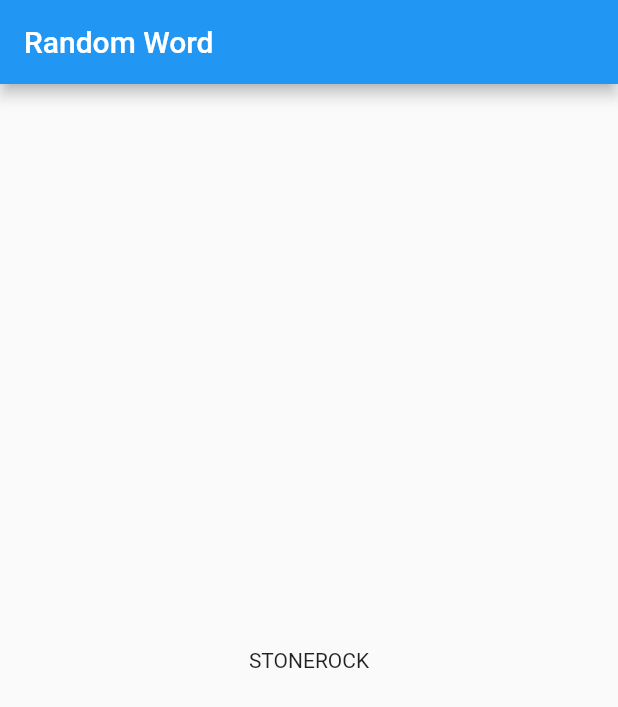
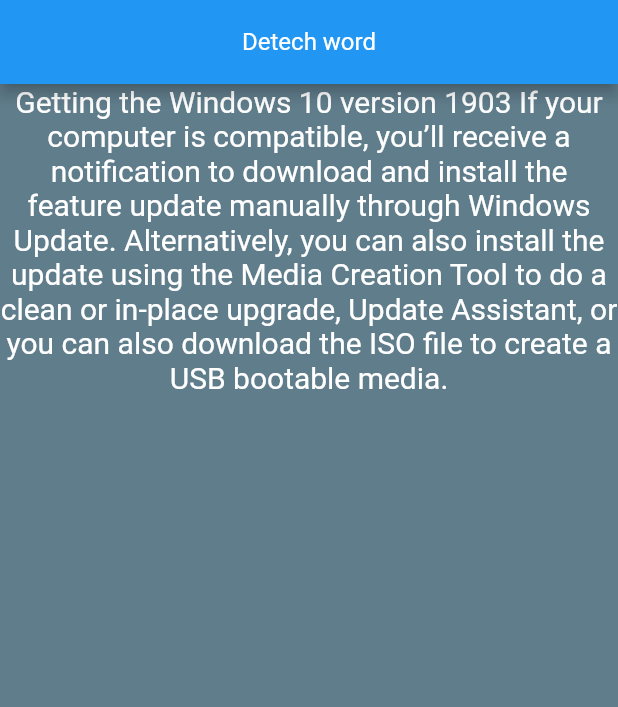
Before and after one commit to hoangduongit1997/Flutter, a Flutter app: the screen it shows after launch, on a phone screen of 412 x 824 dp. Shown: the top 707 px of the screen. Run offline on Flutter 3.47's test engine with Material 2 defaults, Android fonts, the phone set to English and light mode, and no system bars.

Commit message:
Detech word when touch screen

```diff
--- /dev/null
+++ b/lib/fetch_data.dart
@@ -0,0 +1,8 @@
+class FetchData {
+  static String data =
+      "Getting the Windows 10 version 1903 If your computer is compatible, you’ll receive a notification to download and install the feature update manually through Windows Update. Alternatively, you can also install the update using the Media Creation Tool to do a clean or in-place upgrade, Update Assistant, or you can also download the ISO file to create a USB bootable media.";
+  static List<String> ConvertWord(String data) {
+    List<String> temp = data.split(new RegExp(r"[ ]"));
+    return temp;
+  }
+}
--- a/lib/main.dart
+++ b/lib/main.dart
@@ -1,38 +1,120 @@
+import 'package:flutter/gestures.dart';
 import 'package:flutter/material.dart';
-import 'package:english_words/english_words.dart';
+import 'package:flutter/rendering.dart';
+import 'fetch_data.dart';
+
 void main() => runApp(MyApp());
 
 class MyApp extends StatelessWidget {
   @override
   Widget build(BuildContext context) {
-    final word=WordPair.random();
     return MaterialApp(
-      title: 'Random App',
-      home: Scaffold(
-        appBar: AppBar(
-          title: Text('Random Word'),
+      debugShowCheckedModeBanner: false,
+      home: MyHomePage(),
+    );
+  }
+}
+
+class MyHomePage extends StatefulWidget {
+  @override
+  _MyHomePageState createState() => _MyHomePageState();
+}
+
+class _MyHomePageState extends State<MyHomePage> {
+  final GlobalKey<ScaffoldState> _scaffoldKey = new GlobalKey<ScaffoldState>();
+  TapGestureRecognizer _recognizer1;
+
+  int current_index;
+  List<String> DataWord;
+  initData() {
+    if (this.mounted) {
+      setState(() {
+        DataWord = FetchData.ConvertWord(FetchData.data);
+      });
+    }
+  }
+
+  @override
+  void initState() {
+    initData();
+
+    super.initState();
+  }
+
+  @override
+  Widget build(BuildContext context) {
+    return Scaffold(
+      key: _scaffoldKey,
+      appBar: AppBar(
+        title: Text(
+          "Detech word",
+          style: TextStyle(
+              color: Colors.white, fontSize: 16, fontWeight: FontWeight.normal),
         ),
-        body: Center(
-          child: Randomword(),
+        centerTitle: true,
+      ),
+      body: Container(
+        color: Colors.blueGrey,
+        height: MediaQuery.of(context).size.height,
+        width: MediaQuery.of(context).size.width,
+        child: Column(
+          children: <Widget>[
+            Container(
+              child: RichText(
+                softWrap: true,
+                textAlign: TextAlign.center,
+                text: TextSpan(
+                  children: List.generate(DataWord.length ?? 0, (int index) {
+                    return new TextSpan(
+                      text: DataWord[index].toString(),
+                      children: [
+                        TextSpan(
+                            text: " ",
+                            style: TextStyle(
+                              color: Colors.transparent,
+                              background: Paint()
+                                ..color = Colors.transparent
+                                ..strokeWidth = 0
+                                ..style = PaintingStyle.stroke,
+                            ))
+                      ],
+                      style: current_index == index
+                          ? TextStyle(
+                              fontWeight: FontWeight.normal,
+                              fontSize: 20,
+                              background: Paint()
+                                ..color = Colors.grey[400]
+                                ..strokeWidth = 2
+                                ..style = PaintingStyle.stroke,
+                            )
+                          : TextStyle(
+                              fontSize: 20,
+                              fontWeight: FontWeight.normal,
+                              background: Paint()
+                                ..color = Colors.transparent
+                                ..strokeWidth = 0.0),
+                      recognizer: new TapGestureRecognizer()
+                        ..onTap = () {
+                          onHandelTap(index);
+                        },
+                    );
+                  }),
+                ),
+              ),
+            ),
+          ],
         ),
       ),
     );
   }
-}
-class RandomWordState extends State<Randomword>
-{
-  @override
-  Widget build(BuildContext context) {
-    final word=WordPair.random();
-    return Text(word.asUpperCase);
+
+  void onHandelTap(int index) {
+    setState(() {
+      current_index = index;
+    });
+    _scaffoldKey.currentState.showSnackBar(SnackBar(
+      content: Text(DataWord[index].toString()),
+      duration: Duration(milliseconds: 400),
+    ));
   }
 }
-
-class Randomword extends StatefulWidget{
-  @override
-  State<StatefulWidget> createState() {
-    // TODO: implement createState
-    return new RandomWordState();
-  }
-
-}
```
Also changed, not shown: pubspec.yaml (+7 -7 lines), Screenshot.png (deleted), pubspec.lock, 22 other files.
